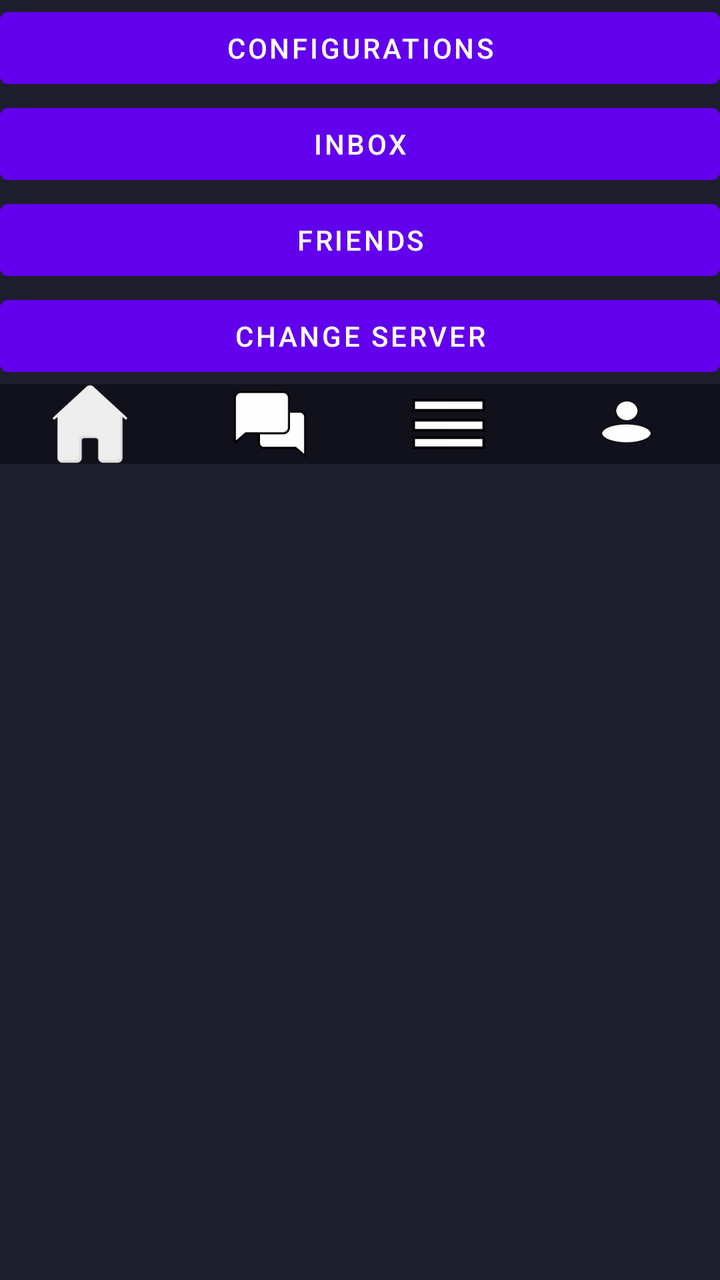
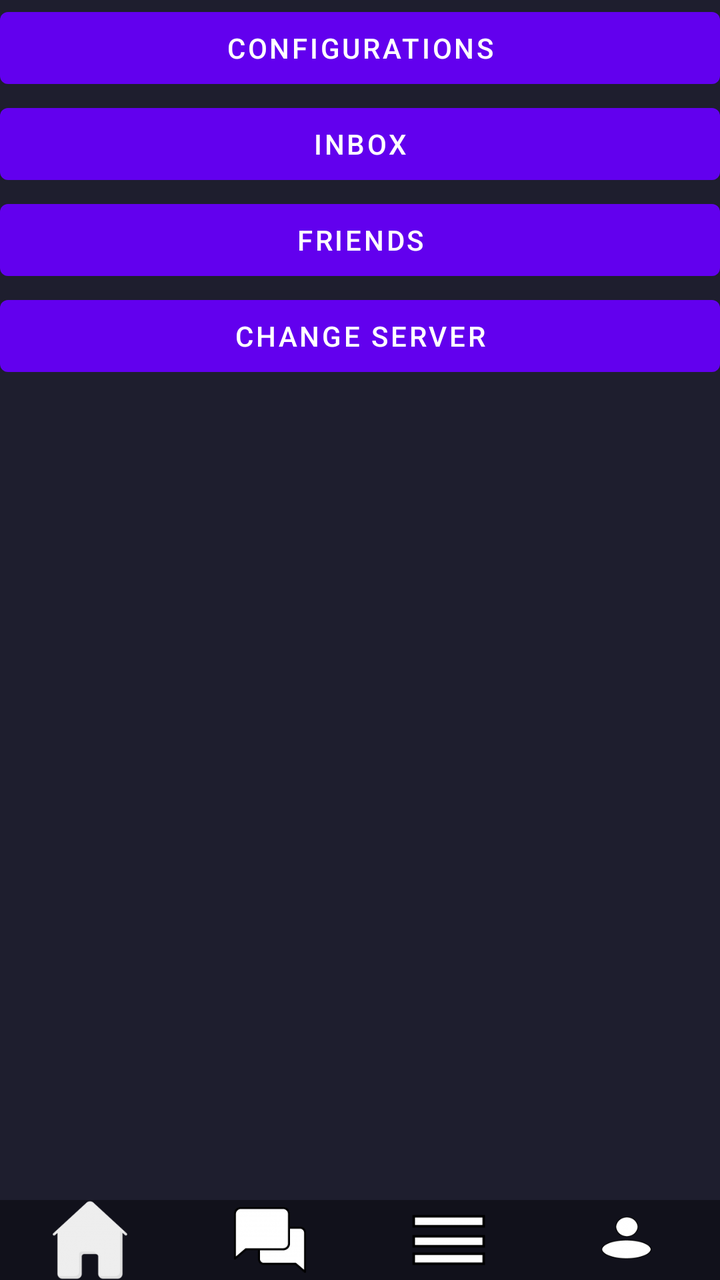

Before-and-after screenshots of an Android layout around one commit, followed by the original layout XML and the change that was made.
<!-- AndroidManifest.xml: fallback theme Theme.MaterialComponents.DayNight.NoActionBar -->
<!-- res/layout/activity_options.xml -->
<?xml version="1.0" encoding="utf-8"?>
<ScrollView xmlns:android="http://schemas.android.com/apk/res/android"
    android:layout_width="fill_parent"
    android:layout_height="fill_parent"
    android:fillViewport="true"
    android:background="#1e1e2e">

    <LinearLayout
        android:layout_width="fill_parent"
        android:layout_height="wrap_content"
        android:orientation="vertical">

        <Button
            android:id="@+id/btnConfigurations"
            android:layout_width="fill_parent"
            android:layout_height="wrap_content"
            android:text="configurations" />

        <Button
            android:id="@+id/btnInbox"
            android:layout_width="fill_parent"
            android:layout_height="wrap_content"
            android:text="Inbox" />

        <Button
            android:id="@+id/btnFriends"
            android:layout_width="fill_parent"
            android:layout_height="wrap_content"
            android:text="Friends" />

        <Button
            android:id="@+id/btnChangeServer"
            android:layout_width="fill_parent"
            android:layout_height="wrap_content"
            android:text="Change server" />

        <LinearLayout
            android:layout_width="match_parent"
            android:layout_height="40dp" 
            android:orientation="horizontal"
            android:gravity="center_vertical"
            android:background="#11111b">

            <ImageButton
                android:id="@+id/btnHome"
                android:layout_width="0dp"
                android:layout_height="match_parent"
                android:layout_weight="1"
                android:src="@drawable/home"
                android:scaleType="centerInside"
                android:background="@android:color/transparent"
                android:contentDescription="home" />

            <ImageButton
                android:id="@+id/btnChat"
                android:layout_width="0dp"
                android:layout_height="match_parent"
                android:layout_weight="1"
                android:src="@drawable/chat"
                android:scaleType="centerInside"
                android:background="@android:color/transparent"
                android:contentDescription="Chat" />

            <ImageButton
                android:id="@+id/btnOptions"
                android:layout_width="0dp"
                android:layout_height="match_parent"
                android:layout_weight="1"
                android:src="@drawable/options"
                android:scaleType="centerInside"
                android:background="@android:color/transparent"
                android:contentDescription="Options" />

            <ImageButton
                android:id="@+id/btnProfile"
                android:layout_width="0dp"
                android:layout_height="match_parent"
                android:layout_weight="1"
                android:src="@drawable/account"
                android:scaleType="centerInside"
                android:background="@android:color/transparent"
                android:contentDescription="Profile" />

        </LinearLayout>
    </LinearLayout>
</ScrollView>
<!-- resources referenced by this layout -->
<resources>
  <!-- drawable account: png bitmap (drawable-hdpi, 1844 bytes) -->
  <!-- drawable chat: png bitmap (drawable-hdpi, 1997 bytes) -->
  <!-- drawable home: png bitmap (drawable-hdpi, 2333 bytes) -->
  <!-- drawable options: png bitmap (drawable-ldpi, 495 bytes) -->
</resources>

<!-- the commit's change to res/layout/activity_options.xml (unified diff, before → after) -->
@@ -1,86 +1,87 @@
 <?xml version="1.0" encoding="utf-8"?>
-<ScrollView xmlns:android="http://schemas.android.com/apk/res/android"
-    android:layout_width="fill_parent"
-    android:layout_height="fill_parent"
-    android:fillViewport="true"
+<LinearLayout xmlns:android="http://schemas.android.com/apk/res/android"
+    android:layout_width="match_parent"
+    android:layout_height="match_parent"
+    android:orientation="vertical"
     android:background="#1e1e2e">
-
     <LinearLayout
-        android:layout_width="fill_parent"
-        android:layout_height="wrap_content"
+        android:layout_width="match_parent"
+        android:layout_height="0dp"
+        android:layout_weight="1"
         android:orientation="vertical">
 
         <Button
             android:id="@+id/btnConfigurations"
-            android:layout_width="fill_parent"
+            android:layout_width="match_parent"
             android:layout_height="wrap_content"
             android:text="configurations" />
 
         <Button
             android:id="@+id/btnInbox"
-            android:layout_width="fill_parent"
+            android:layout_width="match_parent"
             android:layout_height="wrap_content"
             android:text="Inbox" />
 
         <Button
             android:id="@+id/btnFriends"
-            android:layout_width="fill_parent"
+            android:layout_width="match_parent"
             android:layout_height="wrap_content"
             android:text="Friends" />
 
         <Button
             android:id="@+id/btnChangeServer"
-            android:layout_width="fill_parent"
+            android:layout_width="match_parent"
             android:layout_height="wrap_content"
             android:text="Change server" />
+    </LinearLayout>
 
-        <LinearLayout
-            android:layout_width="match_parent"
-            android:layout_height="40dp" 
-            android:orientation="horizontal"
-            android:gravity="center_vertical"
-            android:background="#11111b">
+    <LinearLayout
+        android:layout_width="match_parent"
+        android:layout_height="40dp" 
+        android:orientation="horizontal"
+        android:gravity="center_vertical"
+        android:background="#11111b">
 
-            <ImageButton
-                android:id="@+id/btnHome"
-                android:layout_width="0dp"
-                android:layout_height="match_parent"
-                android:layout_weight="1"
-                android:src="@drawable/home"
-                android:scaleType="centerInside"
-                android:background="@android:color/transparent"
-                android:contentDescription="home" />
+        <ImageButton
+            android:id="@+id/btnHome"
+            android:layout_width="0dp"
+            android:layout_height="match_parent"
+            android:layout_weight="1"
+            android:src="@drawable/home"
+            android:scaleType="centerInside"
+            android:background="@android:color/transparent"
+            android:contentDescription="home" />
 
-            <ImageButton
-                android:id="@+id/btnChat"
-                android:layout_width="0dp"
-                android:layout_height="match_parent"
-                android:layout_weight="1"
-                android:src="@drawable/chat"
-                android:scaleType="centerInside"
-                android:background="@android:color/transparent"
-                android:contentDescription="Chat" />
+        <ImageButton
+            android:id="@+id/btnChat"
+            android:layout_width="0dp"
+            android:layout_height="match_parent"
+            android:layout_weight="1"
+            android:src="@drawable/chat"
+            android:scaleType="centerInside"
+            android:background="@android:color/transparent"
+            android:contentDescription="Chat" />
 
-            <ImageButton
-                android:id="@+id/btnOptions"
-                android:layout_width="0dp"
-                android:layout_height="match_parent"
-                android:layout_weight="1"
-                android:src="@drawable/options"
-                android:scaleType="centerInside"
-                android:background="@android:color/transparent"
-                android:contentDescription="Options" />
+        <ImageButton
+            android:id="@+id/btnOptions"
+            android:layout_width="0dp"
+            android:layout_height="match_parent"
+            android:layout_weight="1"
+            android:src="@drawable/options"
+            android:scaleType="centerInside"
+            android:background="@android:color/transparent"
+            android:contentDescription="Options" />
 
-            <ImageButton
-                android:id="@+id/btnProfile"
-                android:layout_width="0dp"
-                android:layout_height="match_parent"
-                android:layout_weight="1"
-                android:src="@drawable/account"
-                android:scaleType="centerInside"
-                android:background="@android:color/transparent"
-                android:contentDescription="Profile" />
+        <ImageButton
+            android:id="@+id/btnProfile"
+            android:layout_width="0dp"
+            android:layout_height="match_parent"
+            android:layout_weight="1"
+            android:src="@drawable/account"
+            android:scaleType="centerInside"
+            android:background="@android:color/transparent"
+            android:contentDescription="Profile" />
 
-        </LinearLayout>
     </LinearLayout>
-</ScrollView>
+
+</LinearLayout>
